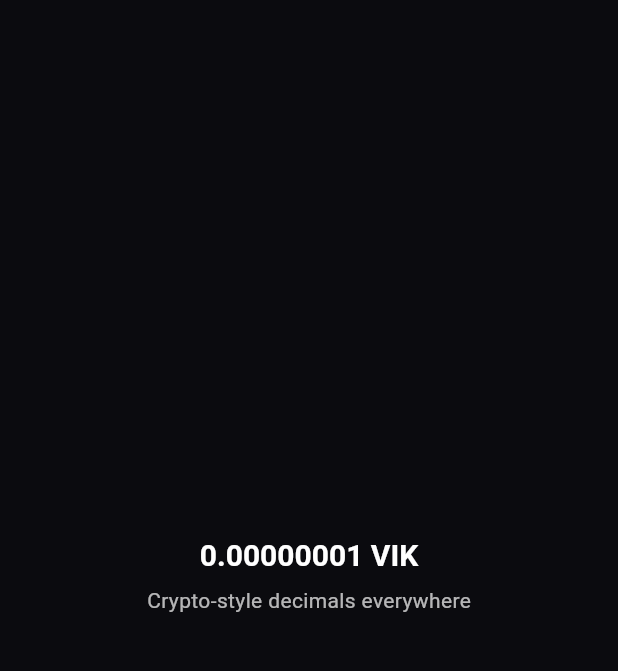
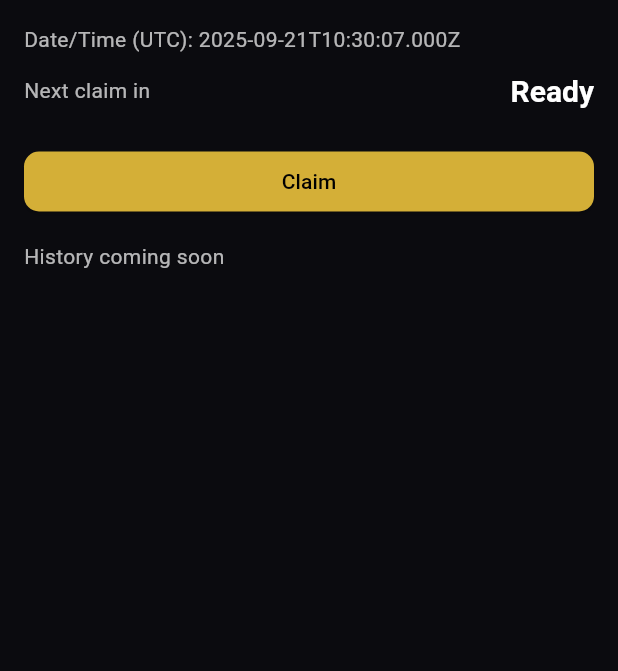
Before and after one commit to vikasanetwork/vikasa, a Flutter app: the screen it shows after launch, on a phone screen of 412 x 824 dp, the part 84-755 px from its top. Run offline on Flutter 3.47's test engine with Material 3 defaults, Android fonts, the phone set to English and light mode, and no system bars; our stand-ins replace decimal, firebase_core, firebase_messaging, flutter_dotenv, google_mobile_ads, supabase_flutter; accounts and stored records are empty; statements that could not run were skipped.

Commit message:
feat(claim): add ClaimPage with countdown and ad-gated claim flow (mobile only); set as home

```diff
--- a/vikasa_app/lib/app/vikasa_app.dart
+++ b/vikasa_app/lib/app/vikasa_app.dart
@@ -1,5 +1,6 @@
 import 'package:flutter/material.dart';
 import '../theme/theme.dart';
+import '../features/claim/claim_page.dart';
 
 class VikasaApp extends StatelessWidget {
   const VikasaApp({super.key});
@@ -10,34 +11,7 @@ class VikasaApp extends StatelessWidget {
       title: 'VIKASA',
       debugShowCheckedModeBanner: false,
       theme: buildVikasaTheme(),
-      home: const _Home(),
+      home: const ClaimPage(),
     );
   }
 }
-
-class _Home extends StatelessWidget {
-  const _Home({super.key});
-
-  @override
-  Widget build(BuildContext context) {
-    return Scaffold(
-      appBar: AppBar(title: const Text('VIKASA')),
-      body: Center(
-        child: Column(
-          mainAxisAlignment: MainAxisAlignment.center,
-          children: [
-            Text(
-              '0.00000001 VIK',
-              style: Theme.of(context).textTheme.titleLarge,
-            ),
-            const SizedBox(height: 8),
-            Text(
-              'Crypto-style decimals everywhere',
-              style: Theme.of(context).textTheme.bodyMedium,
-            ),
-          ],
-        ),
-      ),
-    );
-  }
-}
--- /dev/null
+++ b/vikasa_app/lib/features/claim/claim_page.dart
@@ -0,0 +1,214 @@
+import 'dart:async';
+import 'package:flutter/foundation.dart' show kIsWeb;
+import 'package:flutter/material.dart';
+import 'package:google_mobile_ads/google_mobile_ads.dart';
+import 'package:supabase_flutter/supabase_flutter.dart';
+import '../../utils/decimal_utils.dart';
+
+class ClaimPage extends StatefulWidget {
+  const ClaimPage({super.key});
+
+  @override
+  State<ClaimPage> createState() => _ClaimPageState();
+}
+
+class _ClaimPageState extends State<ClaimPage> {
+  static const claimIntervalHours = 3; // server-enforced; client display only
+  DateTime _now = DateTime.now().toUtc();
+  DateTime? _lastClaimAtUtc;
+  Timer? _ticker;
+  bool _busy = false;
+
+  @override
+  void initState() {
+    super.initState();
+    _startTicker();
+    _initAdsIfMobile();
+    _loadLastClaim();
+  }
+
+  void _startTicker() {
+    _ticker?.cancel();
+    _ticker = Timer.periodic(const Duration(seconds: 1), (_) {
+      setState(() => _now = DateTime.now().toUtc());
+    });
+  }
+
+  void _initAdsIfMobile() {
+    if (!kIsWeb) {
+      MobileAds.instance.initialize();
+    }
+  }
+
+  Future<void> _loadLastClaim() async {
+    try {
+      final supa = Supabase.maybeGetInstance();
+      final user = supa?.client.auth.currentUser;
+      if (supa == null || user == null) return;
+      final res = await supa.client
+          .from('claims')
+          .select('claimed_at')
+          .eq('user_id', user.id)
+          .order('claimed_at', ascending: false)
+          .limit(1)
+          .maybeSingle();
+      if (res != null && res['claimed_at'] != null) {
+        setState(() => _lastClaimAtUtc = DateTime.parse(res['claimed_at']).toUtc());
+      }
+    } catch (_) {
+      // ignore
+    }
+  }
+
+  DateTime? get _nextEligibleAtUtc {
+    if (_lastClaimAtUtc == null) return null;
+    return _lastClaimAtUtc!.add(const Duration(hours: claimIntervalHours));
+  }
+
+  Duration? get _timeLeft {
+    final next = _nextEligibleAtUtc;
+    if (next == null) return null;
+    final d = next.difference(_now);
+    return d.isNegative ? Duration.zero : d;
+  }
+
+  bool get _isEligible {
+    final tl = _timeLeft;
+    return tl == null || tl == Duration.zero;
+  }
+
+  Future<void> _onClaimPressed() async {
+    if (kIsWeb) {
+      _showSnack('Claims are mobile-only for now.');
+      return;
+    }
+    final supa = Supabase.maybeGetInstance();
+    final user = supa?.client.auth.currentUser;
+    if (supa == null || user == null) {
+      _showSnack('Please log in to claim.');
+      return;
+    }
+    if (!_isEligible) {
+      _showSnack('Not eligible yet.');
+      return;
+    }
+
+    setState(() => _busy = true);
+    try {
+      final rewarded = await _showRewardedAd();
+      if (!rewarded) {
+        _showSnack('Ad not completed.');
+        return;
+      }
+      final receipt = 'mvp-${DateTime.now().millisecondsSinceEpoch}';
+      final resp = await supa.client.functions.invoke(
+        'claim_ad_validate_and_credit',
+        body: {
+          'user_id': user.id,
+          'ad_receipt_id': receipt,
+        },
+      );
+
+      if (resp.data != null && resp.data['ok'] == true) {
+        final unlockAt = DateTime.parse(resp.data['unlock_at']).toUtc();
+        final amount = resp.data['amount'] as String? ?? '0.00000000';
+        setState(() => _lastClaimAtUtc = DateTime.now().toUtc());
+        _showSnack('Claimed ${formatDecimalString(amount, precision: 8)} VIK. Unlocks at ${unlockAt.toIso8601String()}');
+      } else if (resp.data != null && resp.data['error'] == 'not_eligible_yet') {
+        final nextAt = DateTime.parse(resp.data['next_at']).toUtc();
+        setState(() => _lastClaimAtUtc = nextAt.subtract(const Duration(hours: claimIntervalHours)));
+        _showSnack('Not eligible yet. Next at ${nextAt.toIso8601String()}');
+      } else {
+        _showSnack('Claim failed.');
+      }
+    } catch (e) {
+      _showSnack('Error: $e');
+    } finally {
+      if (mounted) setState(() => _busy = false);
+    }
+  }
+
+  Future<bool> _showRewardedAd() async {
+    final completer = Completer<bool>();
+    RewardedAd.load(
+      adUnitId: _testAdUnitId,
+      request: const AdRequest(),
+      rewardedAdLoadCallback: RewardedAdLoadCallback(
+        onAdLoaded: (RewardedAd ad) {
+          ad.fullScreenContentCallback = FullScreenContentCallback(
+            onAdDismissedFullScreenContent: (ad) {
+              ad.dispose();
+              if (!completer.isCompleted) completer.complete(false);
+            },
+            onAdFailedToShowFullScreenContent: (ad, err) {
+              ad.dispose();
+              if (!completer.isCompleted) completer.complete(false);
+            },
+          );
+          ad.show(onUserEarnedReward: (ad, reward) {
+            if (!completer.isCompleted) completer.complete(true);
+          });
+        },
+        onAdFailedToLoad: (LoadAdError error) {
+          if (!completer.isCompleted) completer.complete(false);
+        },
+      ),
+    );
+    return completer.future.timeout(const Duration(seconds: 60), onTimeout: () => false);
+  }
+
+  String get _testAdUnitId {
+    if (Theme.of(context).platform == TargetPlatform.iOS) {
+      return 'ca-app-pub-3940256099942544/1712485313';
+    }
+    return 'ca-app-pub-3940256099942544/5224354917';
+  }
+
+  @override
+  void dispose() {
+    _ticker?.cancel();
+    super.dispose();
+  }
+
+  @override
+  Widget build(BuildContext context) {
+    final tl = _timeLeft;
+    final tlStr = _isEligible
+        ? 'Ready'
+        : '${tl!.inHours.toString().padLeft(2, '0')}:${(tl.inMinutes % 60).toString().padLeft(2, '0')}:${(tl.inSeconds % 60).toString().padLeft(2, '0')}'
+            ' (UTC)';
+
+    return Scaffold(
+      appBar: AppBar(title: const Text('VIKASA')),
+      body: Padding(
+        padding: const EdgeInsets.all(16),
+        child: Column(
+          crossAxisAlignment: CrossAxisAlignment.stretch,
+          children: [
+            Text('Date/Time (UTC): ${_now.toIso8601String()}', style: Theme.of(context).textTheme.bodyMedium),
+            const SizedBox(height: 12),
+            Row(
+              mainAxisAlignment: MainAxisAlignment.spaceBetween,
+              children: [
+                Text('Next claim in', style: Theme.of(context).textTheme.bodyMedium),
+                Text(tlStr, style: Theme.of(context).textTheme.titleLarge),
+              ],
+            ),
+            const SizedBox(height: 24),
+            ElevatedButton(
+              onPressed: _busy ? null : _onClaimPressed,
+              child: Text(kIsWeb ? 'Claim (mobile only)' : (_busy ? 'Processing...' : 'Claim')),
+            ),
+            const SizedBox(height: 16),
+            Text('History coming soon', style: Theme.of(context).textTheme.bodyMedium),
+          ],
+        ),
+      ),
+    );
+  }
+
+  void _showSnack(String msg) {
+    if (!mounted) return;
+    ScaffoldMessenger.of(context).showSnackBar(SnackBar(content: Text(msg)));
+  }
+}
```
